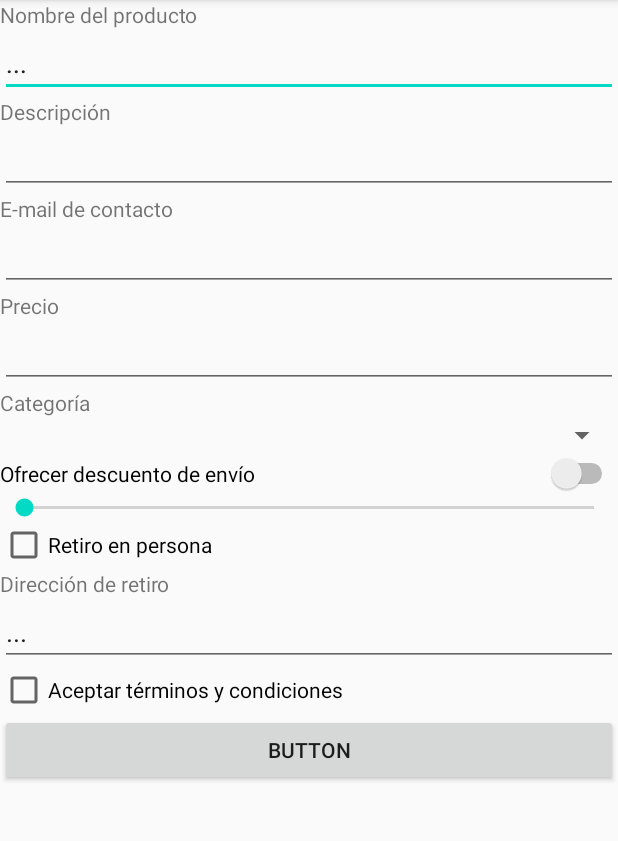
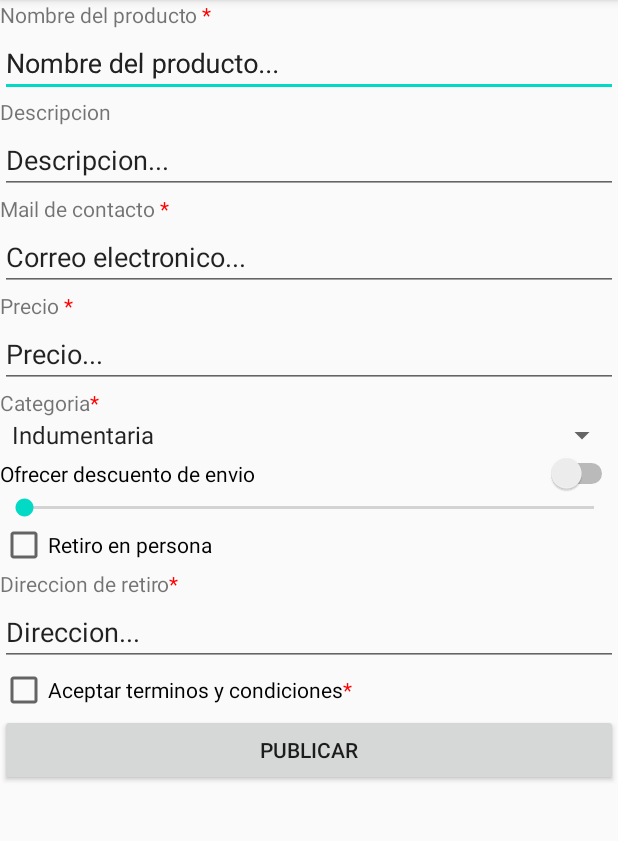
Before and after one commit to JU4N98/FreeMarket, an Android app: the screen it shows after launch (MainActivity), on a phone screen of 412 x 824 dp, the part 84-925 px from its top. Run offline under Robolectric (Android 15) with nearby library versions, the phone set to English and light mode, and no system bars.

Commit message:
Adds Strings.xml to UI.

```diff
--- a/app/src/main/res/layout/activity_main.xml
+++ b/app/src/main/res/layout/activity_main.xml
@@ -11,7 +11,7 @@
         android:id="@+id/textViewTitulo"
         android:layout_width="match_parent"
         android:layout_height="wrap_content"
-        android:text="Nombre del producto " />
+        android:text="@string/product_name" />
 
     <EditText
         android:id="@+id/tituloEditText"
@@ -21,13 +21,13 @@
         android:inputType="text"
         android:rotationX="2"
         android:singleLine="true"
-        android:text="..." />
+        android:text="@string/et_product_name" />
 
     <TextView
         android:id="@+id/textViewDescripcion"
         android:layout_width="match_parent"
         android:layout_height="wrap_content"
-        android:text="Descripción" />
+        android:text="@string/description" />
 
     <EditText
         android:id="@+id/editTextDescripcion"
@@ -35,50 +35,54 @@
         android:layout_height="wrap_content"
         android:ems="10"
         android:gravity="start|top"
-        android:inputType="textMultiLine" />
+        android:inputType="textMultiLine"
+        android:text="@string/et_description"/>
 
     <TextView
         android:id="@+id/textViewCorreo"
         android:layout_width="match_parent"
         android:layout_height="wrap_content"
-        android:text="E-mail de contacto" />
+        android:text="@string/contact_email" />
 
     <EditText
         android:id="@+id/editTextTextEmailAddress"
         android:layout_width="match_parent"
         android:layout_height="wrap_content"
         android:ems="10"
-        android:inputType="textEmailAddress" />
+        android:inputType="textEmailAddress"
+        android:text="@string/et_contact_email"/>
 
     <TextView
         android:id="@+id/textViewPrecio"
         android:layout_width="match_parent"
         android:layout_height="wrap_content"
-        android:text="Precio" />
+        android:text="@string/price" />
 
     <EditText
         android:id="@+id/editTextPrecio"
         android:layout_width="match_parent"
         android:layout_height="wrap_content"
         android:ems="10"
-        android:inputType="numberDecimal" />
+        android:inputType="numberDecimal"
+        android:text="@string/et_price"/>
 
     <TextView
         android:id="@+id/textViewCategoria"
         android:layout_width="match_parent"
         android:layout_height="wrap_content"
-        android:text="Categoría" />
+        android:text="@string/category" />
 
     <Spinner
         android:id="@+id/spinnerCategorias"
         android:layout_width="match_parent"
-        android:layout_height="wrap_content" />
+        android:layout_height="wrap_content"
+        android:entries="@array/categories" />
 
     <Switch
         android:id="@+id/switchDescuento"
         android:layout_width="match_parent"
         android:layout_height="wrap_content"
-        android:text="Ofrecer descuento de envío" />
+        android:text="@string/offer_discount" />
 
     <SeekBar
         android:id="@+id/seekBarDescuento"
@@ -90,13 +94,13 @@
         android:id="@+id/checkBoxRetiro"
         android:layout_width="match_parent"
         android:layout_height="wrap_content"
-        android:text="Retiro en persona" />
+        android:text="@string/personal_withdrawal" />
 
     <TextView
         android:id="@+id/textViewDireccion"
         android:layout_width="match_parent"
         android:layout_height="wrap_content"
-        android:text="Dirección de retiro" />
+        android:text="@string/address" />
 
     <EditText
         android:id="@+id/editTextDireccion"
@@ -104,18 +108,18 @@
         android:layout_height="wrap_content"
         android:ems="10"
         android:inputType="textPersonName"
-        android:text="..." />
+        android:text="@string/et_address" />
 
     <CheckBox
         android:id="@+id/checkBoxTyC"
         android:layout_width="match_parent"
         android:layout_height="wrap_content"
-        android:text="Aceptar términos y condiciones" />
+        android:text="@string/terms_and_conditions" />
 
     <Button
         android:id="@+id/buttonPublicar"
         android:layout_width="match_parent"
         android:layout_height="wrap_content"
-        android:text="Button" />
+        android:text="@string/bt_publish" />
 
 </LinearLayout>
--- /dev/null
+++ b/app/src/main/res/values/listaCategorias.xml
@@ -0,0 +1,11 @@
+<?xml version="1.0" encoding="utf-8"?>
+<resources>
+    <string-array name="categories">
+        <item>Indumentaria</item>
+        <item>Electrónica</item>
+        <item>Entretenimiento</item>
+        <item>Jardín</item>
+        <item>Vehículos</item>
+        <item>Juguetes</item>
+    </string-array>
+</resources>
```
